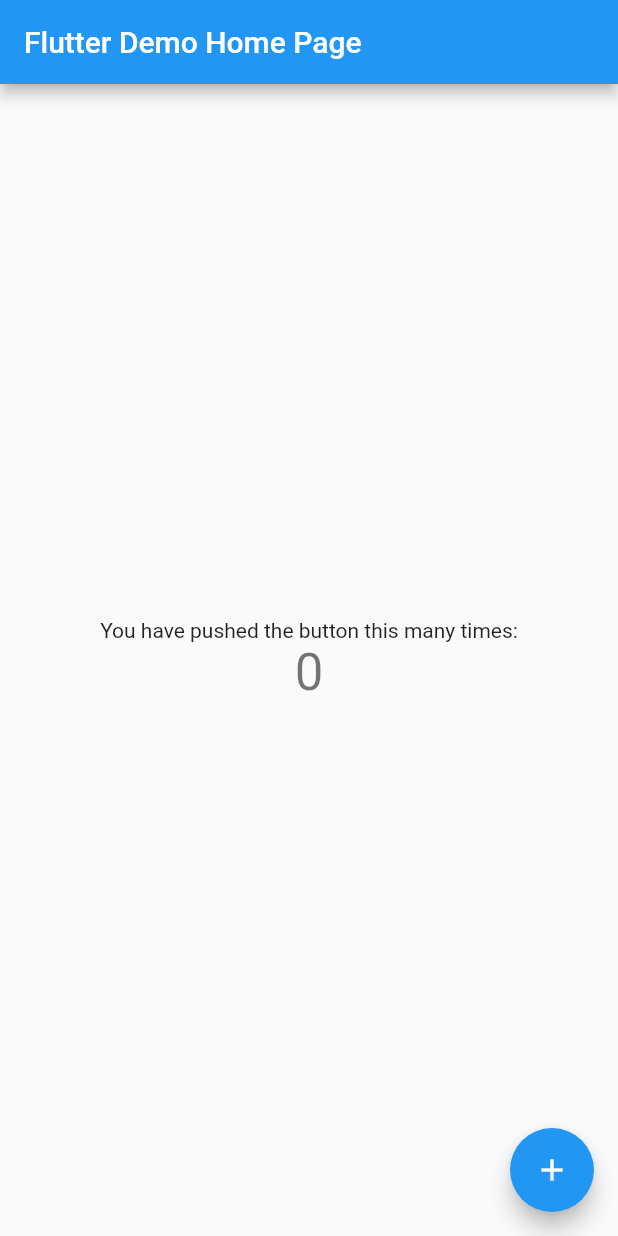
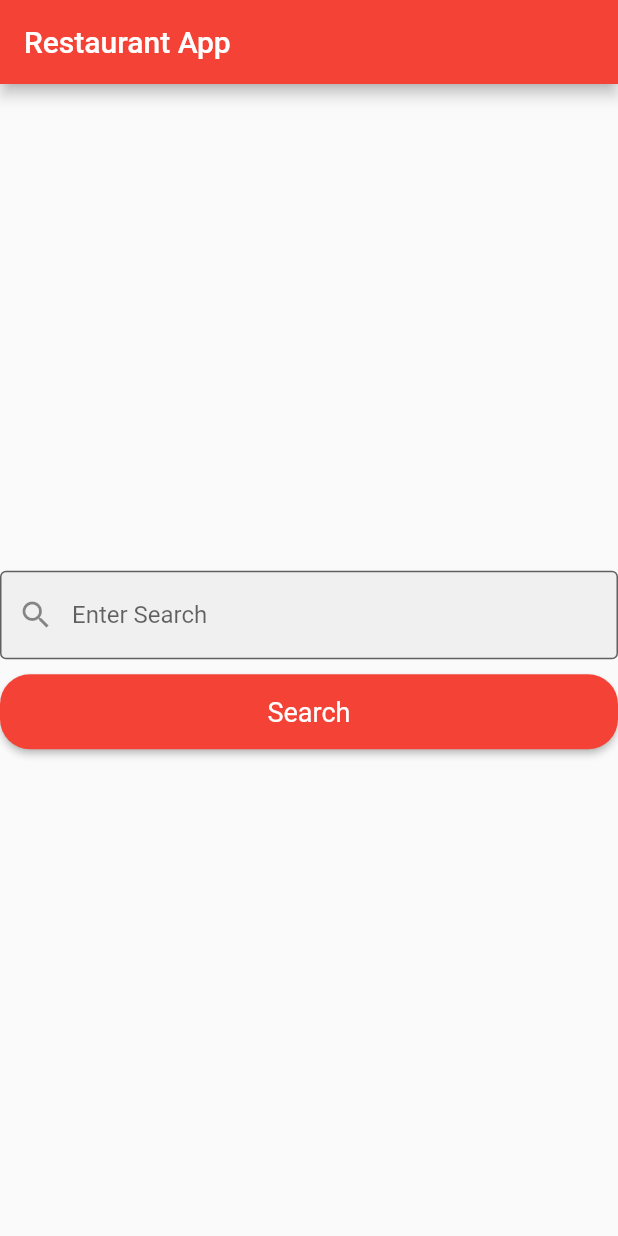
Before and after one commit to PatrickChow0803/restaurant_search, a Flutter app: the screen it shows after launch, on a phone screen of 412 x 824 dp. Run offline on Flutter 3.47's test engine with Material 2 defaults, Android fonts, the phone set to English and light mode, and no system bars.

Commit message:
Added the UI for the search page

```diff
--- a/lib/main.dart
+++ b/lib/main.dart
@@ -1,113 +1,103 @@
 import 'package:flutter/material.dart';
 
 void main() {
-  runApp(MyApp());
+  runApp(RestaurantSearchApp());
 }
 
-class MyApp extends StatelessWidget {
+class RestaurantSearchApp extends StatelessWidget {
   // This widget is the root of your application.
   @override
   Widget build(BuildContext context) {
     return MaterialApp(
       title: 'Flutter Demo',
       theme: ThemeData(
-        // This is the theme of your application.
-        //
-        // Try running your application with "flutter run". You'll see the
-        // application has a blue toolbar. Then, without quitting the app, try
-        // changing the primarySwatch below to Colors.green and then invoke
-        // "hot reload" (press "r" in the console where you ran "flutter run",
-        // or simply save your changes to "hot reload" in a Flutter IDE).
-        // Notice that the counter didn't reset back to zero; the application
-        // is not restarted.
         primarySwatch: Colors.blue,
       ),
-      home: MyHomePage(title: 'Flutter Demo Home Page'),
+      home: SearchPage(title: 'Restaurant App'),
     );
   }
 }
 
-class MyHomePage extends StatefulWidget {
-  MyHomePage({Key key, this.title}) : super(key: key);
-
-  // This widget is the home page of your application. It is stateful, meaning
-  // that it has a State object (defined below) that contains fields that affect
-  // how it looks.
-
-  // This class is the configuration for the state. It holds the values (in this
-  // case the title) provided by the parent (in this case the App widget) and
-  // used by the build method of the State. Fields in a Widget subclass are
-  // always marked "final".
+class SearchPage extends StatefulWidget {
+  SearchPage({Key key, this.title}) : super(key: key);
 
   final String title;
 
   @override
-  _MyHomePageState createState() => _MyHomePageState();
+  _SearchPage createState() => _SearchPage();
 }
 
-class _MyHomePageState extends State<MyHomePage> {
-  int _counter = 0;
+class _SearchPage extends State<SearchPage> {
+  final _formKey = GlobalKey<FormState>();
 
-  void _incrementCounter() {
-    setState(() {
-      // This call to setState tells the Flutter framework that something has
-      // changed in this State, which causes it to rerun the build method below
-      // so that the display can reflect the updated values. If we changed
-      // _counter without calling setState(), then the build method would not be
-      // called again, and so nothing would appear to happen.
-      _counter++;
-    });
-  }
+  var _autoValidate = AutovalidateMode.onUserInteraction;
 
   @override
   Widget build(BuildContext context) {
-    // This method is rerun every time setState is called, for instance as done
-    // by the _incrementCounter method above.
-    //
-    // The Flutter framework has been optimized to make rerunning build methods
-    // fast, so that you can just rebuild anything that needs updating rather
-    // than having to individually change instances of widgets.
     return Scaffold(
       appBar: AppBar(
-        // Here we take the value from the MyHomePage object that was created by
-        // the App.build method, and use it to set our appbar title.
         title: Text(widget.title),
+        backgroundColor: Colors.red,
       ),
       body: Center(
-        // Center is a layout widget. It takes a single child and positions it
-        // in the middle of the parent.
         child: Column(
-          // Column is also a layout widget. It takes a list of children and
-          // arranges them vertically. By default, it sizes itself to fit its
-          // children horizontally, and tries to be as tall as its parent.
-          //
-          // Invoke "debug painting" (press "p" in the console, choose the
-          // "Toggle Debug Paint" action from the Flutter Inspector in Android
-          // Studio, or the "Toggle Debug Paint" command in Visual Studio Code)
-          // to see the wireframe for each widget.
-          //
-          // Column has various properties to control how it sizes itself and
-          // how it positions its children. Here we use mainAxisAlignment to
-          // center the children vertically; the main axis here is the vertical
-          // axis because Columns are vertical (the cross axis would be
-          // horizontal).
           mainAxisAlignment: MainAxisAlignment.center,
-          children: <Widget>[
-            Text(
-              'You have pushed the button this many times:',
-            ),
-            Text(
-              '$_counter',
-              style: Theme.of(context).textTheme.headline4,
-            ),
+          children: [
+            Form(
+              key: _formKey,
+              // without this automalidateMode, the 'Please enter a search term' messages wouldn't appear
+              autovalidateMode: _autoValidate,
+              child: Column(
+                children: [
+                  TextFormField(
+                    decoration: InputDecoration(
+                        prefixIcon: Icon(Icons.search),
+                        hintText: 'Enter Search',
+                        border: OutlineInputBorder(),
+                        filled: true,
+                        errorStyle: TextStyle(fontSize: 15)),
+                    // value is the callback's value that is given when the text changes
+                    validator: (value) {
+                      if (value.isEmpty) {
+                        return ('Please enter a search term');
+                      }
+                      if (value == 'a') {
+                        return ('test');
+                      }
+                      return null;
+                    },
+                  ),
+                  SizedBox(height: 10.0),
+                  Container(
+                    height: 50,
+                    width: double.infinity,
+                    child: RawMaterialButton(
+                      onPressed: () {
+                        final isValid = _formKey.currentState.validate();
+                        if (isValid) {
+                        } else {
+//                          setState(() {
+//                            _autoValidate = AutovalidateMode.always;
+//                          });
+                        }
+                      },
+                      fillColor: Colors.red,
+                      shape: RoundedRectangleBorder(borderRadius: BorderRadius.circular(20)),
+                      child: Text(
+                        'Search',
+                        style: TextStyle(
+                          color: Colors.white,
+                          fontSize: 18,
+                        ),
+                      ),
+                    ),
+                  )
+                ],
+              ),
+            )
           ],
         ),
       ),
-      floatingActionButton: FloatingActionButton(
-        onPressed: _incrementCounter,
-        tooltip: 'Increment',
-        child: Icon(Icons.add),
-      ), // This trailing comma makes auto-formatting nicer for build methods.
     );
   }
 }
```
Also changed, not shown: 1 other file.
